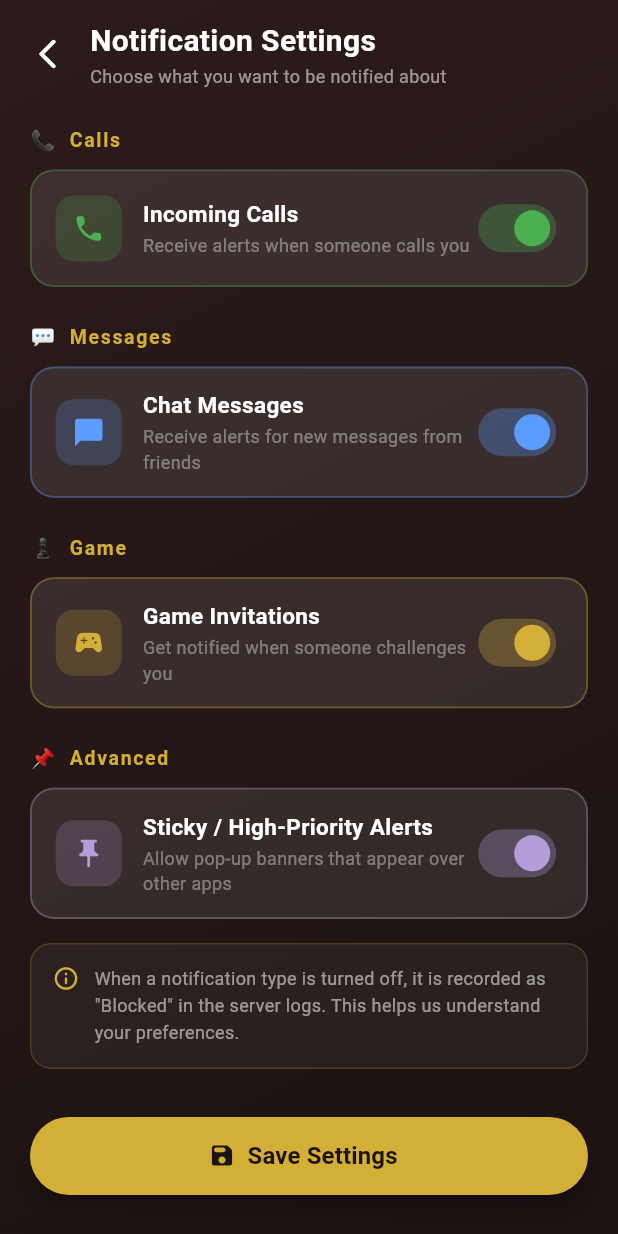
After one commit to SabinaRosie/Sabina_Chess, a Flutter app: the NotificationSettingsPage screen opened by its route, on a phone screen of 412 x 824 dp. The commit adds this screen. Run offline on Flutter 3.47's test engine with Material 3 defaults, Android fonts, the phone set to English and light mode, and no system bars; our stand-ins replace audioplayers, cached_network_image, chewie, firebase_core, firebase_messaging, flutter_local_notifications and 6 more; missing offline and left inert: flutter_foreground_task, flutter_screen_recording, flutter_webrtc, fvp, record; accounts and stored records are empty; network calls fail.

Commit message:
fix: notification sync and permission

```diff
--- a/chess_demo_sabina/lib/core/routing/route_const.dart
+++ b/chess_demo_sabina/lib/core/routing/route_const.dart
@@ -20,4 +20,5 @@ class Routes {
   static const String videoPlayerRoute = "/video-player";
   static const String selfChatRoute = "/self-chat";
   static const String digitalTwinCallRoute = "/digital-twin-call";
+  static const String notificationSettingsRoute = "/notification-settings";
 }
--- a/chess_demo_sabina/lib/core/routing/route_generator.dart
+++ b/chess_demo_sabina/lib/core/routing/route_generator.dart
@@ -21,6 +21,7 @@ import '../../features/video_playlist/presentation/screens/video_player_screen.d
 import '../../features/video_playlist/models/video_model.dart';
 import '../../features/ai_chat/pages/self_chat_screen.dart';
 import '../../features/ai_chat/pages/digital_twin_call_screen.dart';
+import '../../features/profile/pages/notification_settings_page.dart';
 import './route_const.dart';
 
 class RouteGenerator {
@@ -139,6 +140,9 @@ class RouteGenerator {
       case Routes.digitalTwinCallRoute:
         return MaterialPageRoute(builder: (_) => const DigitalTwinCallScreen());
 
+      case Routes.notificationSettingsRoute:
+        return MaterialPageRoute(builder: (_) => const NotificationSettingsPage());
+
       default:
         return MaterialPageRoute(
           builder: (_) =>
--- a/chess_demo_sabina/lib/core/services/api_service.dart
+++ b/chess_demo_sabina/lib/core/services/api_service.dart
@@ -566,4 +566,53 @@ class ApiService {
       return {'success': false, 'error': _formatError(e)};
     }
   }
+
+  static Future<Map<String, dynamic>> getNotificationSettings() async {
+    final token = await getValidToken();
+    if (token == null) return {'success': false, 'error': 'No access token'};
+
+    final url = Uri.parse('${AppConstants.baseUrl}/notifications/settings');
+    try {
+      final response = await http.get(
+        url,
+        headers: {
+          'Content-Type': 'application/json',
+          'Authorization': 'Bearer $token',
+        },
+      ).timeout(const Duration(seconds: 15));
+      return _handleResponse(response, 'Failed to fetch notification settings');
+    } catch (e) {
+      return {'success': false, 'error': _formatError(e)};
+    }
+  }
+
+  static Future<Map<String, dynamic>> updateNotificationSettings({
+    required bool allowCalls,
+    required bool allowMessages,
+    required bool allowInvitations,
+    required bool allowSticky,
+  }) async {
+    final token = await getValidToken();
+    if (token == null) return {'success': false, 'error': 'No access token'};
+
+    final url = Uri.parse('${AppConstants.baseUrl}/notifications/settings');
+    try {
+      final response = await http.put(
+        url,
+        headers: {
+          'Content-Type': 'application/json',
+          'Authorization': 'Bearer $token',
+        },
+        body: jsonEncode({
+          'allow_calls': allowCalls,
+          'allow_messages': allowMessages,
+          'allow_invitations': allowInvitations,
+          'allow_sticky': allowSticky,
+        }),
+      ).timeout(const Duration(seconds: 15));
+      return _handleResponse(response, 'Failed to update notification settings');
+    } catch (e) {
+      return {'success': false, 'error': _formatError(e)};
+    }
+  }
 }
--- a/chess_demo_sabina/lib/core/services/foreground_service.dart
+++ b/chess_demo_sabina/lib/core/services/foreground_service.dart
@@ -94,7 +94,7 @@ class ChessForegroundService {
       ),
       foregroundTaskOptions: ForegroundTaskOptions(
         eventAction: ForegroundTaskEventAction.repeat(100), // Refresh every 100ms
-        autoRunOnBoot: true,
+        autoRunOnBoot: false,
         allowWakeLock: true,
         allowWifiLock: true,
       ),
--- a/chess_demo_sabina/lib/features/auth/pages/login_page.dart
+++ b/chess_demo_sabina/lib/features/auth/pages/login_page.dart
@@ -6,6 +6,7 @@ import '../../../core/routing/route_const.dart';
 import '../../../core/routing/route_generator.dart';
 import '../../../core/services/api_service.dart';
 import '../../../core/utils/color_utils.dart';
+import '../../../core/services/notification_service.dart';
 
 class LoginPage extends StatefulWidget {
   const LoginPage({super.key});
@@ -283,6 +284,7 @@ class _LoginPageState extends State<LoginPage> {
                                 );
                                 await prefs.setString('username', result['data']['username']);
                                 await prefs.setInt('userId', result['data']['user_id']);
+                                 NotificationService().registerFcmTokenAfterLogin();
 
                                 // 🔹 Also save credentials if rememberMe or for Biometric setup later
                                 await prefs.setString(
@@ -441,6 +443,7 @@ class _LoginPageState extends State<LoginPage> {
         if (accessToken != null && refreshToken != null) {
           await prefs.setString('accessToken', accessToken);
           await prefs.setString('refreshToken', refreshToken);
+          NotificationService().registerFcmTokenAfterLogin();
 
           if (context.mounted) {
             RouteGenerator.navigateToPageWithoutStack(
@@ -458,6 +461,7 @@ class _LoginPageState extends State<LoginPage> {
             final newAccess = refreshResult['data']['access'];
             await prefs.setString('bio_access_token', newAccess);
             await prefs.setString('accessToken', newAccess);
+            NotificationService().registerFcmTokenAfterLogin();
             RouteGenerator.navigateToPageWithoutStack(
               context,
               Routes.homeRoute,
@@ -480,6 +484,7 @@ class _LoginPageState extends State<LoginPage> {
             await prefs.setString('bio_refresh_token', newRefresh);
             await prefs.setString('accessToken', newAccess);
             await prefs.setString('refreshToken', newRefresh);
+            NotificationService().registerFcmTokenAfterLogin();
             RouteGenerator.navigateToPageWithoutStack(
               context,
               Routes.homeRoute,
--- /dev/null
+++ b/chess_demo_sabina/lib/features/profile/pages/notification_settings_page.dart
@@ -0,0 +1,492 @@
+import 'package:flutter/material.dart';
+import 'package:permission_handler/permission_handler.dart';
+import 'package:shared_preferences/shared_preferences.dart';
+import '../../../core/services/api_service.dart';
+import '../../../core/utils/color_utils.dart';
+import '../../../core/services/foreground_service.dart';
+
+class NotificationSettingsPage extends StatefulWidget {
+  const NotificationSettingsPage({super.key});
+
+  @override
+  State<NotificationSettingsPage> createState() =>
+      _NotificationSettingsPageState();
+}
+
+class _NotificationSettingsPageState extends State<NotificationSettingsPage> with WidgetsBindingObserver {
+  bool _isLoading = true;
+  bool _isSaving = false;
+  bool _didRedirectToSettings = false;
+
+  bool _allowCalls = true;
+  bool _allowMessages = true;
+  bool _allowInvitations = true;
+  bool _allowSticky = true;
+
+  @override
+  void initState() {
+    super.initState();
+    WidgetsBinding.instance.addObserver(this);
+    _loadSettings();
+  }
+
+  @override
+  void dispose() {
+    WidgetsBinding.instance.removeObserver(this);
+    super.dispose();
+  }
+
+  @override
+  void didChangeAppLifecycleState(AppLifecycleState state) {
+    if (state == AppLifecycleState.resumed && _didRedirectToSettings) {
+      _didRedirectToSettings = false;
+      _showSavedSnackBar();
+    }
+  }
+
+  Future<void> _loadSettings() async {
+    setState(() => _isLoading = true);
+    final result = await ApiService.getNotificationSettings();
+    if (result['success'] && mounted) {
+      final data = result['data'];
+      setState(() {
+        _allowCalls = data['allow_calls'] ?? true;
+        _allowMessages = data['allow_messages'] ?? true;
+        _allowInvitations = data['allow_invitations'] ?? true;
+        _allowSticky = data['allow_sticky'] ?? true;
+        _isLoading = false;
+      });
+
+      final hasPermission = await Permission.notification.isGranted;
+      final prefs = await SharedPreferences.getInstance();
+      final username = prefs.getString('username') ?? '';
+
+      if (hasPermission && username.isNotEmpty) {
+        final syncKey = 'has_initially_synced_notifications_$username';
+        final hasSynced = prefs.getBool(syncKey) ?? false;
+
+        if (!hasSynced) {
+          final updateResult = await ApiService.updateNotificationSettings(
+            allowCalls: true,
+            allowMessages: true,
+            allowInvitations: true,
+            allowSticky: true,
+          );
+          if (updateResult['success'] && mounted) {
+            setState(() {
+              _allowCalls = true;
+              _allowMessages = true;
+              _allowInvitations = true;
+              _allowSticky = true;
+            });
+            await prefs.setBool(syncKey, true);
+            await prefs.setBool('allow_sticky', true);
+            await ChessForegroundService.startService();
+          }
+        } else {
+          await prefs.setBool('allow_sticky', _allowSticky);
+        }
+      } else {
+        await prefs.setBool('allow_sticky', _allowSticky);
+      }
+    } else {
+      setState(() => _isLoading = false);
+    }
+  }
+
+  void _showSavedSnackBar() {
+    if (!mounted) return;
+    ScaffoldMessenger.of(context).clearSnackBars();
+    ScaffoldMessenger.of(context).showSnackBar(
+      SnackBar(
+        backgroundColor: AppColors.secondaryColor.withOpacity(0.9),
+        behavior: SnackBarBehavior.floating,
+        shape: RoundedRectangleBorder(borderRadius: BorderRadius.circular(12)),
+        content: const Row(
+          children: [
+            Icon(
+              Icons.check_circle_outline,
+              color: Colors.white,
+              size: 20,
+            ),
+            const SizedBox(width: 10),
+            Text(
+              'Settings saved successfully!',
+              style: TextStyle(color: Colors.white),
+            ),
+          ],
+        ),
+      ),
+    );
+  }
+
+  Future<void> _saveSettings() async {
+    setState(() => _isSaving = true);
+    final result = await ApiService.updateNotificationSettings(
+      allowCalls: _allowCalls,
+      allowMessages: _allowMessages,
+      allowInvitations: _allowInvitations,
+      allowSticky: _allowSticky,
+    );
+    setState(() => _isSaving = false);
+
+    if (!mounted) return;
+
+    if (result['success']) {
+      final prefs = await SharedPreferences.getInstance();
+      await prefs.setBool('allow_sticky', _allowSticky);
+
+      if (_allowSticky) {
+        await ChessForegroundService.startService();
+      } else {
+        await ChessForegroundService.stopService();
+      }
+
+      _showSavedSnackBar();
+
+      final allOff = !_allowCalls && !_allowMessages && !_allowInvitations && !_allowSticky;
+      final allOn = _allowCalls && _allowMessages && _allowInvitations && _allowSticky;
+      if (allOff || allOn) {
+        showDialog(
+          context: context,
+          builder: (ctx) => AlertDialog(
+            backgroundColor: AppColors.surfaceColor,
+            shape: RoundedRectangleBorder(
+              borderRadius: BorderRadius.circular(20),
+              side: BorderSide(color: AppColors.secondaryColor.withOpacity(0.3)),
+            ),
+            title: const Row(
+              children: [
+                Icon(Icons.settings_suggest_rounded, color: AppColors.secondaryColor, size: 28),
+                SizedBox(width: 10),
+                Text(
+                  'Device Settings',
+                  style: TextStyle(
+                    color: AppColors.textPrimary,
+                    fontWeight: FontWeight.bold,
+                  ),
+                ),
+              ],
+            ),
+            content: Text(
+              allOff
+                  ? 'You have disabled all in-app notifications. Would you also like to open your device settings to disable notifications completely for this app?'
+                  : 'You have enabled all in-app notifications. Would you like to check your device settings to ensure system notifications are turned on for this app?',
+              style: const TextStyle(color: AppColors.textSecondary),
+            ),
+            actions: [
+              TextButton(
+                onPressed: () => Navigator.pop(ctx),
+                child: const Text(
+                  'Cancel',
+                  style: TextStyle(color: AppColors.textSecondary),
+                ),
+              ),
+              ElevatedButton(
+                style: ElevatedButton.styleFrom(
+                  backgroundColor: AppColors.secondaryColor,
+                  foregroundColor: AppColors.backgroundColor,
+                  shape: RoundedRectangleBorder(
+                    borderRadius: BorderRadius.circular(12),
+                  ),
+                ),
+                onPressed: () async {
+                  Navigator.pop(ctx);
+                  _didRedirectToSettings = true;
+                  await openAppSettings();
+                },
+                child: const Text('Open Settings'),
+              ),
+            ],
+          ),
+        );
+      }
+    } else {
+      ScaffoldMessenger.of(context).showSnackBar(
+        SnackBar(
+          backgroundColor: Colors.redAccent.withOpacity(0.9),
+          behavior: SnackBarBehavior.floating,
+          shape: RoundedRectangleBorder(borderRadius: BorderRadius.circular(12)),
+          content: Row(
+            children: [
+              const Icon(
+                Icons.error_outline,
+                color: Colors.white,
+                size: 20,
+              ),
+              const SizedBox(width: 10),
+              Text(
+                result['error'] ?? 'Failed to save settings.',
+                style: const TextStyle(color: Colors.white),
+              ),
+            ],
+          ),
+        ),
+      );
+    }
+  }
+
+  @override
+  Widget build(BuildContext context) {
+    return Scaffold(
+      body: Container(
+        decoration: const BoxDecoration(
+          gradient: LinearGradient(
+            begin: Alignment.topLeft,
+            end: Alignment.bottomRight,
+            colors: AppColors.woodGradient,
+          ),
+        ),
+        child: SafeArea(
+          child: Column(
+            children: [
+              // ── AppBar ──
+              Padding(
+                padding: const EdgeInsets.fromLTRB(8, 12, 8, 0),
+                child: Row(
+                  children: [
+                    IconButton(
+                      onPressed: () => Navigator.pop(context),
+                      icon: const Icon(Icons.arrow_back_ios_rounded,
+                          color: Colors.white),
+                    ),
+                    const SizedBox(width: 4),
+                    const Column(
+                      crossAxisAlignment: CrossAxisAlignment.start,
+                      children: [
+                        Text(
+                          'Notification Settings',
+                          style: TextStyle(
+                            fontSize: 20,
+                            fontWeight: FontWeight.bold,
+                            color: Colors.white,
+                          ),
+                        ),
+                        Text(
+                          'Choose what you want to be notified about',
+                          style: TextStyle(fontSize: 12, color: Colors.white54),
+                        ),
+                      ],
+                    ),
+                  ],
+                ),
+              ),
+
+              const SizedBox(height: 24),
+
+              // ── Content ──
+              Expanded(
+                child: _isLoading
+                    ? const Center(
+                        child: CircularProgressIndicator(
+                            color: AppColors.secondaryColor),
+                      )
+                    : SingleChildScrollView(
+                        padding: const EdgeInsets.symmetric(horizontal: 20),
+                        child: Column(
+                          crossAxisAlignment: CrossAxisAlignment.start,
+                          children: [
+                            _sectionLabel('📞  Calls'),
+                            const SizedBox(height: 10),
+                            _notifTile(
+                              icon: Icons.call_rounded,
+                              iconColor: const Color(0xFF4caf50),
+                              title: 'Incoming Calls',
+                              subtitle:
+                                  'Receive alerts when someone calls you',
+                              value: _allowCalls,
+                              onChanged: (v) =>
+                                  setState(() => _allowCalls = v),
+                            ),
+                            const SizedBox(height: 24),
+                            _sectionLabel('💬  Messages'),
+                            const SizedBox(height: 10),
+                            _notifTile(
+                              icon: Icons.chat_bubble_rounded,
+                              iconColor: const Color(0xFF5b9cff),
+                              title: 'Chat Messages',
+                              subtitle:
+                                  'Receive alerts for new messages from friends',
+                              value: _allowMessages,
+                              onChanged: (v) =>
+                                  setState(() => _allowMessages = v),
+                            ),
+                            const SizedBox(height: 24),
+                            _sectionLabel('♟️  Game'),
+                            const SizedBox(height: 10),
+                            _notifTile(
+                              icon: Icons.sports_esports_rounded,
+                              iconColor: AppColors.secondaryColor,
+                              title: 'Game Invitations',
+                              subtitle:
+                                  'Get notified when someone challenges you',
+                              value: _allowInvitations,
+                              onChanged: (v) =>
+                                  setState(() => _allowInvitations = v),
+                            ),
+                            const SizedBox(height: 24),
+                            _sectionLabel('📌  Advanced'),
+                            const SizedBox(height: 10),
+                            _notifTile(
+                              icon: Icons.push_pin_rounded,
+                              iconColor: const Color(0xFFb39ddb),
+                              title: 'Sticky / High-Priority Alerts',
+                              subtitle:
+                                  'Allow pop-up banners that appear over other apps',
+                              value: _allowSticky,
+                              onChanged: (v) =>
+                                  setState(() => _allowSticky = v),
+                            ),
+                            const SizedBox(height: 16),
+                            // Explanation card
+                            Container(
+                              padding: const EdgeInsets.all(14),
+                              decoration: BoxDecoration(
+                                color: Colors.white.withOpacity(0.05),
+                                borderRadius: BorderRadius.circular(14),
+                                border: Border.all(
+                                  color: AppColors.secondaryColor.withOpacity(0.2),
+                                ),
+                              ),
+                              child: Row(
+                                crossAxisAlignment: CrossAxisAlignment.start,
+                                children: [
+                                  const Icon(Icons.info_outline_rounded,
+                                      color: AppColors.secondaryColor, size: 18),
+                                  const SizedBox(width: 10),
+                                  const Expanded(
+                                    child: Text(
+                                      'When a notification type is turned off, it is recorded as "Blocked" in the server logs. This helps us understand your preferences.',
+                                      style: TextStyle(
+                                        fontSize: 12,
+                                        color: Colors.white54,
+                                        height: 1.5,
+                                      ),
+                                    ),
+                                  ),
+                                ],
+                              ),
+                            ),
+                            const SizedBox(height: 32),
+                            // Save Button
+                            SizedBox(
+                              width: double.infinity,
+                              height: 52,
+                              child: ElevatedButton.icon(
+                                onPressed: _isSaving ? null : _saveSettings,
+                                icon: _isSaving
+                                    ? const SizedBox(
+                                        width: 18,
+                                        height: 18,
+                                        child: CircularProgressIndicator(
+                                          strokeWidth: 2,
+                                          color: Colors.white,
+                                        ),
+                                      )
+                                    : const Icon(Icons.save_rounded),
+                                label: Text(
+                                  _isSaving ? 'Saving...' : 'Save Settings',
+                                  style: const TextStyle(fontSize: 16, fontWeight: FontWeight.bold),
+                                ),
+                                style: ElevatedButton.styleFrom(
+                                  backgroundColor: AppColors.secondaryColor,
+                                  foregroundColor: AppColors.backgroundColor,
+                                  shape: RoundedRectangleBorder(
+                                    borderRadius: BorderRadius.circular(30),
+                                  ),
+                                  elevation: 6,
+                                ),
+                              ),
+                            ),
+                            const SizedBox(height: 24),
+                          ],
+                        ),
+                      ),
+              ),
+            ],
+          ),
+        ),
+      ),
+    );
+  }
+
+  Widget _sectionLabel(String label) {
+    return Text(
+      label,
+      style: const TextStyle(
+        fontSize: 13,
+        fontWeight: FontWeight.w700,
+        color: AppColors.secondaryColor,
+        letterSpacing: 1.1,
+      ),
+    );
+  }
+
+  Widget _notifTile({
+    required IconData icon,
+    required Color iconColor,
+    required String title,
+    required String subtitle,
+    required bool value,
+    required ValueChanged<bool> onChanged,
+  }) {
+    return AnimatedContainer(
+      duration: const Duration(milliseconds: 200),
+      padding: const EdgeInsets.symmetric(horizontal: 16, vertical: 14),
+      decoration: BoxDecoration(
+        color: value
+            ? Colors.white.withOpacity(0.09)
+            : Colors.white.withOpacity(0.04),
+        borderRadius: BorderRadius.circular(16),
+        border: Border.all(
+          color: value
+              ? iconColor.withOpacity(0.35)
+              : Colors.white.withOpacity(0.08),
+          width: 1.2,
+        ),
+      ),
+      child: Row(
+        children: [
+          Container(
+            width: 44,
+            height: 44,
+            decoration: BoxDecoration(
+              color: iconColor.withOpacity(value ? 0.2 : 0.07),
+              borderRadius: BorderRadius.circular(12),
+            ),
+            child: Icon(icon, color: value ? iconColor : Colors.white24, size: 22),
+          ),
+          const SizedBox(width: 14),
+          Expanded(
+            child: Column(
+              crossAxisAlignment: CrossAxisAlignment.start,
+              children: [
+                Text(
+                  title,
+                  style: TextStyle(
+                    fontSize: 15,
+                    fontWeight: FontWeight.w600,
+                    color: value ? Colors.white : Colors.white54,
+                  ),
+                ),
+                const SizedBox(height: 2),
+                Text(
+                  subtitle,
+                  style: const TextStyle(fontSize: 12, color: Colors.white38),
+                ),
+              ],
+            ),
+          ),
+          Switch(
+            value: value,
+            onChanged: onChanged,
+            activeThumbColor: iconColor,
+            activeTrackColor: iconColor.withOpacity(0.3),
+            inactiveThumbColor: Colors.white38,
+            inactiveTrackColor: Colors.white12,
+          ),
+        ],
+      ),
+    );
+  }
+}
```
Also changed, not shown: chess_demo_sabina/lib/core/services/notification_service.dart (+52 -0 lines), chess_demo_sabina/lib/features/dashboard/pages/home_page.dart (+13 -2 lines), chess_demo_sabina/lib/features/profile/pages/profile_page.dart (+15 -0 lines).
